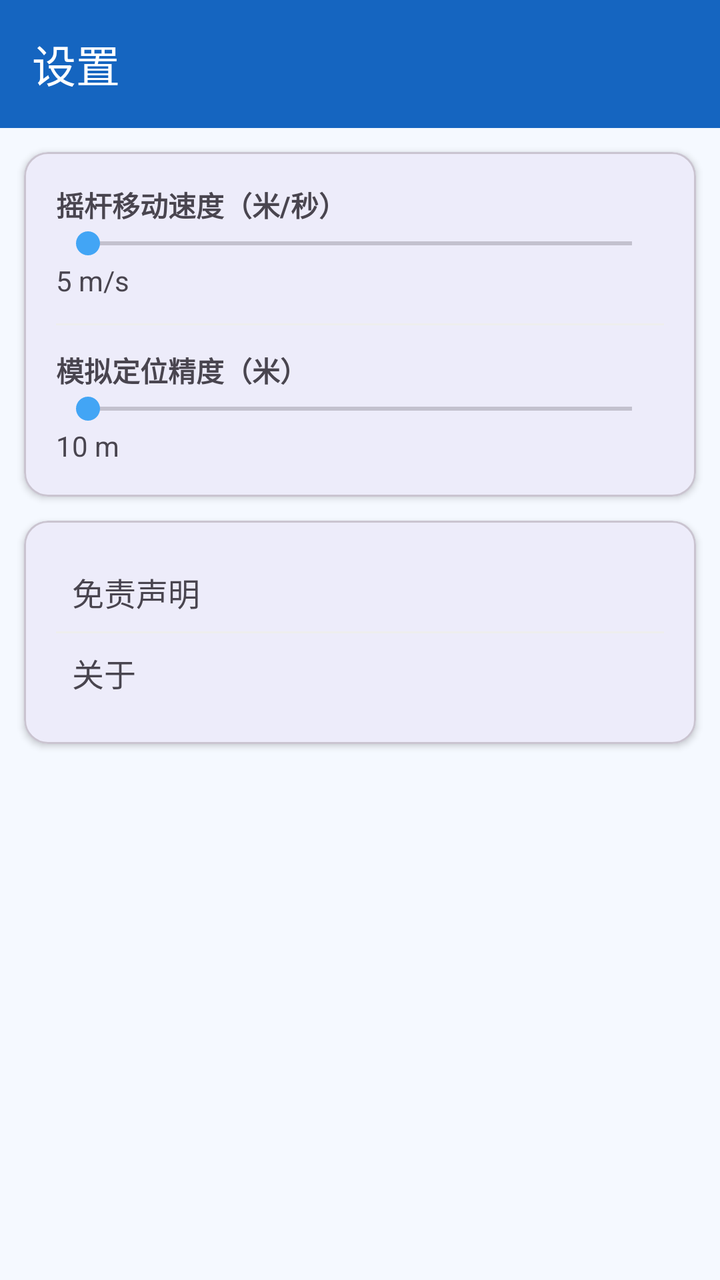
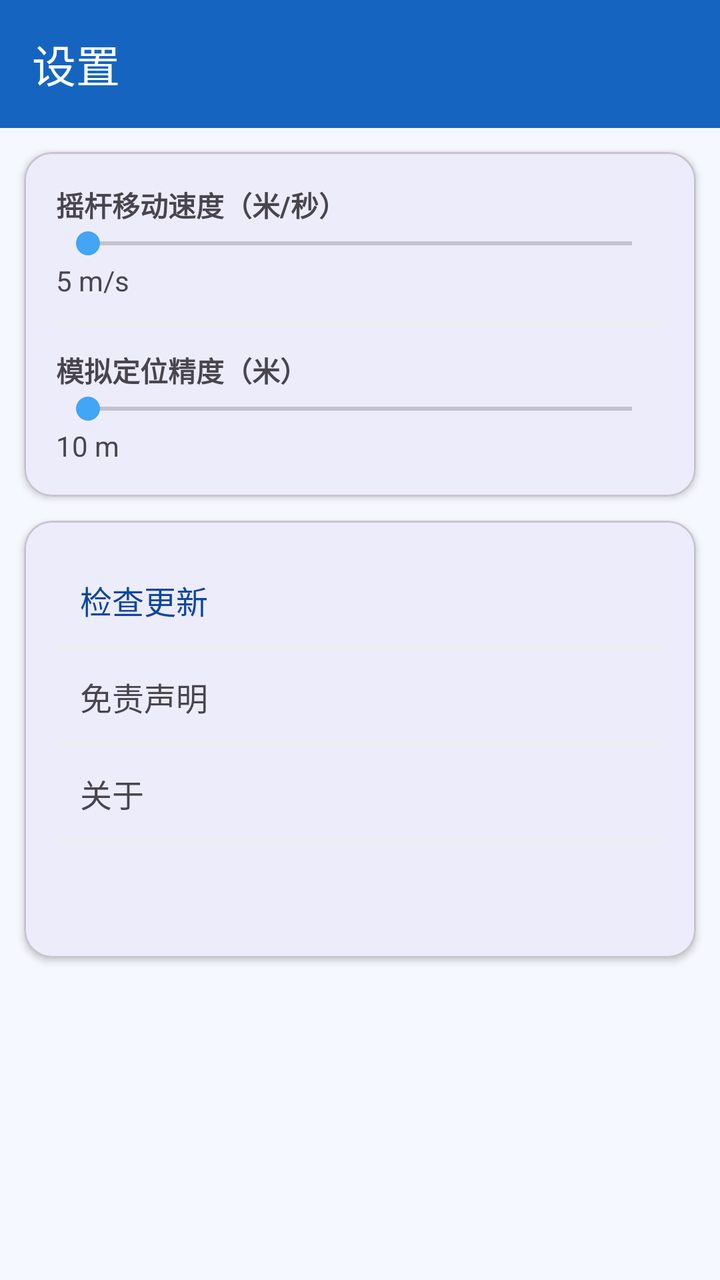

Compare the two renders of this Android layout. The source of the first and the diff that turns it into the second are given below.
<!-- AndroidManifest.xml: application theme Theme.WhaleRoam -->
<!-- res/layout/activity_settings.xml -->
<?xml version="1.0" encoding="utf-8"?>
<LinearLayout xmlns:android="http://schemas.android.com/apk/res/android"
    xmlns:app="http://schemas.android.com/apk/res-auto"
    android:layout_width="match_parent" android:layout_height="match_parent" android:orientation="vertical">
    <com.google.android.material.appbar.MaterialToolbar android:id="@+id/toolbar"
        android:layout_width="match_parent" android:layout_height="?attr/actionBarSize"
        android:background="?attr/colorPrimary" app:titleTextColor="@color/white" app:title="@string/title_settings" />
    <com.google.android.material.card.MaterialCardView android:layout_width="match_parent" android:layout_height="wrap_content"
        android:layout_margin="12dp" app:cardElevation="2dp">
        <LinearLayout android:layout_width="match_parent" android:layout_height="wrap_content"
            android:orientation="vertical" android:padding="16dp">
            <TextView android:layout_width="wrap_content" android:layout_height="wrap_content"
                android:text="@string/pref_speed" android:textStyle="bold" />
            <SeekBar android:id="@+id/speedBar" android:layout_width="match_parent" android:layout_height="wrap_content" android:max="190" />
            <TextView android:id="@+id/speedVal" android:layout_width="wrap_content" android:layout_height="wrap_content" android:text="5 m/s" />
            <View android:layout_width="match_parent" android:layout_height="1dp" android:layout_marginVertical="12dp" android:background="#EEEEEE" />
            <TextView android:layout_width="wrap_content" android:layout_height="wrap_content"
                android:text="@string/pref_accuracy" android:textStyle="bold" />
            <SeekBar android:id="@+id/accBar" android:layout_width="match_parent" android:layout_height="wrap_content" android:max="50" />
            <TextView android:id="@+id/accVal" android:layout_width="wrap_content" android:layout_height="wrap_content" android:text="10 m" />
        </LinearLayout>
    </com.google.android.material.card.MaterialCardView>
    <com.google.android.material.card.MaterialCardView android:layout_width="match_parent" android:layout_height="wrap_content"
        android:layout_marginHorizontal="12dp" android:layout_marginBottom="12dp" app:cardElevation="2dp">
        <LinearLayout android:layout_width="match_parent" android:layout_height="wrap_content"
            android:orientation="vertical" android:padding="16dp">
            <TextView android:id="@+id/rowDisclaimer" android:layout_width="match_parent" android:layout_height="wrap_content"
                android:padding="8dp" android:text="@string/pref_disclaimer" android:textSize="16sp" />
            <View android:layout_width="match_parent" android:layout_height="1dp" android:background="#EEEEEE" />
            <TextView android:id="@+id/rowAbout" android:layout_width="match_parent" android:layout_height="wrap_content"
                android:padding="8dp" android:text="@string/pref_about" android:textSize="16sp" />
        </LinearLayout>
    </com.google.android.material.card.MaterialCardView>
</LinearLayout>
<!-- resources referenced by this layout -->
<resources>
  <color name="white">#FFFFFF</color>
  <string name="pref_about">关于</string>
  <string name="pref_accuracy">模拟定位精度（米）</string>
  <string name="pref_disclaimer">免责声明</string>
  <string name="pref_speed">摇杆移动速度（米/秒）</string>
  <string name="title_settings">设置</string>
  <style name="Theme.WhaleRoam" parent="Theme.Material3.DayNight.NoActionBar">
          <item name="colorPrimary">@color/whale_primary</item>
          <item name="colorPrimaryVariant">@color/whale_primary_dark</item>
          <item name="colorOnPrimary">@color/whale_on_primary</item>
          <item name="colorSecondary">@color/whale_accent</item>
          <item name="android:statusBarColor">@color/whale_primary_dark</item>
          <item name="android:windowBackground">@color/whale_bg</item>
      </style>
  <color name="whale_primary">#1565C0</color>
  <color name="whale_primary_dark">#0D47A1</color>
  <color name="whale_on_primary">#FFFFFF</color>
  <color name="whale_accent">#42A5F5</color>
  <color name="whale_bg">#F5F9FF</color>
</resources>

<!-- the commit's change to res/layout/activity_settings.xml (unified diff, before → after) -->
@@ -6,7 +6,7 @@
         android:layout_width="match_parent" android:layout_height="?attr/actionBarSize"
         android:background="?attr/colorPrimary" app:titleTextColor="@color/white" app:title="@string/title_settings" />
     <com.google.android.material.card.MaterialCardView android:layout_width="match_parent" android:layout_height="wrap_content"
-        android:layout_margin="12dp" app:cardElevation="2dp">
+        android:layout_margin="12dp" app:cardElevation="2dp" app:cardCornerRadius="14dp">
         <LinearLayout android:layout_width="match_parent" android:layout_height="wrap_content"
             android:orientation="vertical" android:padding="16dp">
             <TextView android:layout_width="wrap_content" android:layout_height="wrap_content"
@@ -21,14 +21,21 @@
         </LinearLayout>
     </com.google.android.material.card.MaterialCardView>
     <com.google.android.material.card.MaterialCardView android:layout_width="match_parent" android:layout_height="wrap_content"
-        android:layout_marginHorizontal="12dp" android:layout_marginBottom="12dp" app:cardElevation="2dp">
+        android:layout_marginHorizontal="12dp" android:layout_marginBottom="12dp" app:cardElevation="2dp" app:cardCornerRadius="14dp">
         <LinearLayout android:layout_width="match_parent" android:layout_height="wrap_content"
             android:orientation="vertical" android:padding="16dp">
+            <TextView android:id="@+id/rowCheckUpdate" android:layout_width="match_parent" android:layout_height="wrap_content"
+                android:padding="12dp" android:text="@string/pref_check_update" android:textSize="16sp"
+                android:textColor="@color/whale_primary_dark" />
+            <View android:layout_width="match_parent" android:layout_height="1dp" android:background="#EEEEEE" />
             <TextView android:id="@+id/rowDisclaimer" android:layout_width="match_parent" android:layout_height="wrap_content"
-                android:padding="8dp" android:text="@string/pref_disclaimer" android:textSize="16sp" />
+                android:padding="12dp" android:text="@string/pref_disclaimer" android:textSize="16sp" />
             <View android:layout_width="match_parent" android:layout_height="1dp" android:background="#EEEEEE" />
             <TextView android:id="@+id/rowAbout" android:layout_width="match_parent" android:layout_height="wrap_content"
-                android:padding="8dp" android:text="@string/pref_about" android:textSize="16sp" />
+                android:padding="12dp" android:text="@string/pref_about" android:textSize="16sp" />
+            <View android:layout_width="match_parent" android:layout_height="1dp" android:background="#EEEEEE" />
+            <TextView android:id="@+id/versionText" android:layout_width="match_parent" android:layout_height="wrap_content"
+                android:padding="12dp" android:textSize="13sp" android:textColor="#888888" />
         </LinearLayout>
     </com.google.android.material.card.MaterialCardView>
 </LinearLayout>
<!-- resource entries referenced after the edit -->
@@ -3,6 +3,7 @@
   <color name="white">#FFFFFF</color>
   <string name="pref_about">关于</string>
   <string name="pref_accuracy">模拟定位精度（米）</string>
+  <string name="pref_check_update">检查更新</string>
   <string name="pref_disclaimer">免责声明</string>
   <string name="pref_speed">摇杆移动速度（米/秒）</string>
   <string name="title_settings">设置</string>
